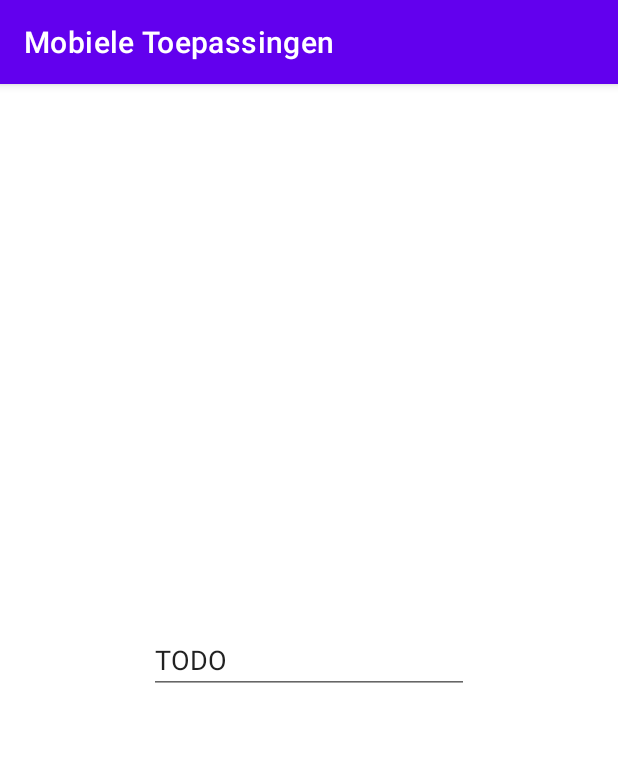
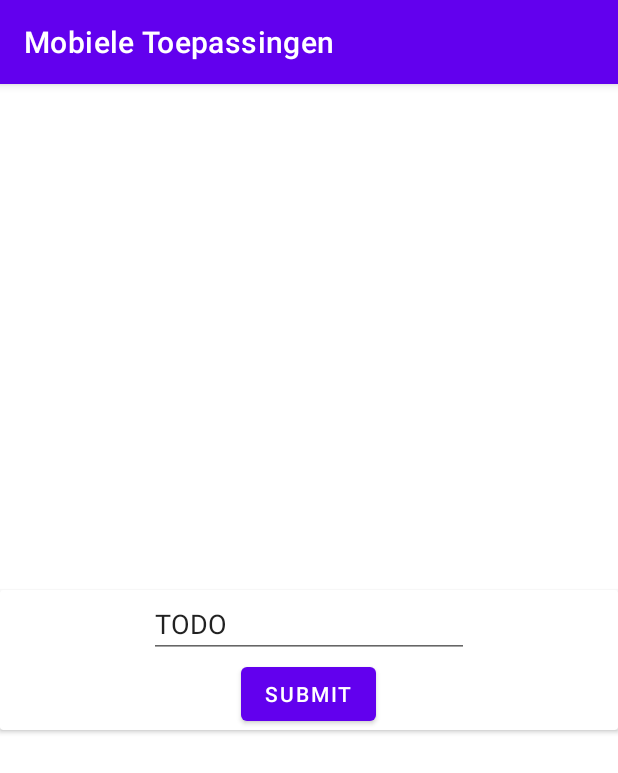
Before and after one commit to ucll-mobile-2021/project-harige-aap, an Android app: the NewTodoFragment screen opened through its navigation route, on a phone screen of 412 x 824 dp. Shown: the top 773 px of the screen. Run offline under Robolectric (Android 15) with nearby library versions, the phone set to English and light mode, and no system bars; libraries missing offline, so code that uses them is left out: org.litote.kmongo; 2 statements that could not run were skipped.

Commit message:
Implement NewTodoFragment

```diff
--- a/app/src/main/java/be/ucll/student/rafcloesen/mobieletoepassingen/NewTodoFragment.kt
+++ b/app/src/main/java/be/ucll/student/rafcloesen/mobieletoepassingen/NewTodoFragment.kt
@@ -1,31 +1,25 @@
 package be.ucll.student.rafcloesen.mobieletoepassingen
 
-import androidx.lifecycle.ViewModelProvider
 import android.os.Bundle
+import android.view.View
+import android.widget.Button
+import android.widget.EditText
 import androidx.fragment.app.Fragment
-import android.view.LayoutInflater
-import android.view.View
-import android.view.ViewGroup
+import androidx.navigation.findNavController
 
-class NewTodoFragment : Fragment() {
+class NewTodoFragment : Fragment(R.layout.new_todo_fragment) {
 
-    companion object {
-        fun newInstance() = NewTodoFragment()
-    }
+    override fun onViewCreated(view: View, savedInstanceState: Bundle?) {
+        super.onViewCreated(view, savedInstanceState)
 
-    private lateinit var viewModel: NewTodoViewModel
+        val model = NewTodoViewModel(TodoRepository())
+        val content : EditText = view.findViewById(R.id.content)
+        val button : Button = view.findViewById(R.id.button)
 
-    override fun onCreateView(
-        inflater: LayoutInflater, container: ViewGroup?,
-        savedInstanceState: Bundle?
-    ): View? {
-        return inflater.inflate(R.layout.new_todo_fragment, container, false)
-    }
-
-    override fun onActivityCreated(savedInstanceState: Bundle?) {
-        super.onActivityCreated(savedInstanceState)
-        viewModel = ViewModelProvider(this).get(NewTodoViewModel::class.java)
-        // TODO: Use the ViewModel
+        button.setOnClickListener {
+            model.addTodo(Todo(content.text.toString()))
+            view.findNavController().navigate(R.id.action_newTodoFragment_to_mainFragment)
+        }
     }
 
 }
--- a/app/src/main/java/be/ucll/student/rafcloesen/mobieletoepassingen/NewTodoViewModel.kt
+++ b/app/src/main/java/be/ucll/student/rafcloesen/mobieletoepassingen/NewTodoViewModel.kt
@@ -1,7 +1,14 @@
 package be.ucll.student.rafcloesen.mobieletoepassingen
 
 import androidx.lifecycle.ViewModel
+import androidx.lifecycle.viewModelScope
+import kotlinx.coroutines.Dispatchers
+import kotlinx.coroutines.launch
 
-class NewTodoViewModel : ViewModel() {
-    // TODO: Implement the ViewModel
+class NewTodoViewModel constructor(private val repository: TodoRepository): ViewModel() {
+    fun addTodo(todo: Todo) {
+        viewModelScope.launch(Dispatchers.IO) {
+            repository.addTodo(todo)
+        }
+    }
 }
--- a/app/src/main/java/be/ucll/student/rafcloesen/mobieletoepassingen/TodoRepository.kt
+++ b/app/src/main/java/be/ucll/student/rafcloesen/mobieletoepassingen/TodoRepository.kt
@@ -3,7 +3,7 @@ package be.ucll.student.rafcloesen.mobieletoepassingen
 import org.litote.kmongo.KMongo
 import org.litote.kmongo.getCollection
 
-data class Todo(val id: Int, val item: String)
+data class Todo(val item: String)
 
 const val uri = "mongodb://192.168.1.105:27017/"
 
@@ -16,4 +16,8 @@ class TodoRepository {
         val collection = database.getCollection<Todo>("main_list")
         return collection.find().toList()
     }
+
+    fun addTodo(todo: Todo) {
+        database.getCollection<Todo>("main_list").insertOne(todo)
+    }
 }
--- a/app/src/main/res/layout/new_todo_fragment.xml
+++ b/app/src/main/res/layout/new_todo_fragment.xml
@@ -1,14 +1,20 @@
 <?xml version="1.0" encoding="utf-8"?>
 <FrameLayout xmlns:android="http://schemas.android.com/apk/res/android"
-    xmlns:app="http://schemas.android.com/apk/res-auto"
     xmlns:tools="http://schemas.android.com/tools"
     android:layout_width="match_parent"
     android:layout_height="match_parent"
     tools:context=".NewTodoFragment">
 
-    <androidx.constraintlayout.widget.ConstraintLayout
+    <androidx.cardview.widget.CardView
         android:layout_width="match_parent"
-        android:layout_height="match_parent">
+        android:layout_height="wrap_content"
+        android:layout_gravity="center">
+
+        <LinearLayout
+            android:layout_width="match_parent"
+            android:layout_height="match_parent"
+            android:gravity="center"
+            android:orientation="vertical">
 
             <EditText
                 android:id="@+id/content"
@@ -17,11 +23,15 @@
                 android:ems="10"
                 android:importantForAutofill="no"
                 android:inputType="textShortMessage|text"
-            android:text="TODO"
-            app:layout_constraintBottom_toBottomOf="parent"
-            app:layout_constraintEnd_toEndOf="parent"
-            app:layout_constraintStart_toStartOf="parent"
-            app:layout_constraintTop_toTopOf="parent" />
-    </androidx.constraintlayout.widget.ConstraintLayout>
+                android:text="TODO" />
+
+            <Button
+                android:id="@+id/button"
+                android:layout_width="wrap_content"
+                android:layout_height="wrap_content"
+                android:text="Submit" />
+        </LinearLayout>
+
+    </androidx.cardview.widget.CardView>
 
 </FrameLayout>
--- a/app/src/main/res/navigation/nav_graph.xml
+++ b/app/src/main/res/navigation/nav_graph.xml
@@ -18,5 +18,9 @@
         android:id="@+id/newTodoFragment"
         android:name="be.ucll.student.rafcloesen.mobieletoepassingen.NewTodoFragment"
         android:label="new_todo_fragment"
-        tools:layout="@layout/new_todo_fragment" />
+        tools:layout="@layout/new_todo_fragment" >
+        <action
+            android:id="@+id/action_newTodoFragment_to_mainFragment"
+            app:destination="@id/mainFragment" />
+    </fragment>
 </navigation>
```
Lines whose indentation alone changed are shown as unchanged.
